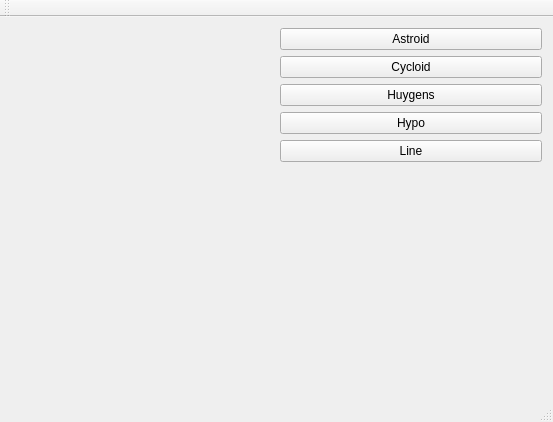
This is mainwindow.ui in ondrej2193/QtCurvesCPP as Qt 5 draws it before an edit. The edited form follows.
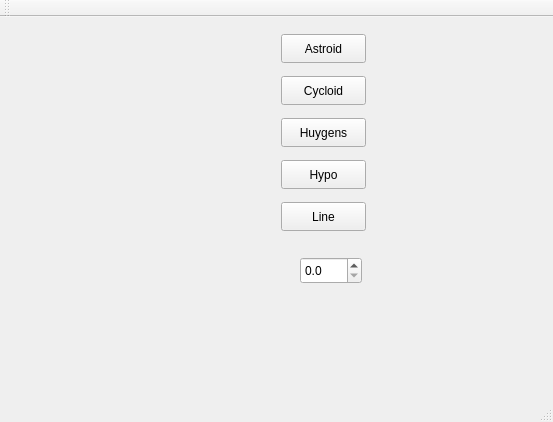
This is the edited form. Custom widgets are drawn as their Qt base class.

The edit to the form file:
```diff
--- a/mainwindow.ui
+++ b/mainwindow.ui
@@ -14,63 +14,97 @@
    <string>MainWindow</string>
   </property>
   <widget class="QWidget" name="centralWidget">
-   <layout class="QGridLayout" name="gridLayout">
-    <item row="0" column="0">
-     <widget class="RenderArea" name="renderArea" native="true"/>
-    </item>
-    <item row="0" column="1">
-     <layout class="QVBoxLayout" name="verticalLayout">
-      <item>
+   <widget class="RenderArea" name="renderArea" native="true">
+    <property name="geometry">
+     <rect>
+      <x>9</x>
+      <y>9</y>
+      <width>265</width>
+      <height>346</height>
+     </rect>
+    </property>
+   </widget>
+   <widget class="QDoubleSpinBox" name="spinScale">
+    <property name="geometry">
+     <rect>
+      <x>300</x>
+      <y>240</y>
+      <width>62</width>
+      <height>27</height>
+     </rect>
+    </property>
+    <property name="decimals">
+     <number>1</number>
+    </property>
+    <property name="singleStep">
+     <double>0.100000000000000</double>
+    </property>
+   </widget>
        <widget class="QPushButton" name="btnAstroid">
+    <property name="geometry">
+     <rect>
+      <x>281</x>
+      <y>17</y>
+      <width>85</width>
+      <height>29</height>
+     </rect>
+    </property>
         <property name="text">
          <string>Astroid</string>
         </property>
        </widget>
-      </item>
-      <item>
        <widget class="QPushButton" name="btnCycloid">
+    <property name="geometry">
+     <rect>
+      <x>281</x>
+      <y>59</y>
+      <width>85</width>
+      <height>29</height>
+     </rect>
+    </property>
         <property name="text">
          <string>Cycloid</string>
         </property>
        </widget>
-      </item>
-      <item>
        <widget class="QPushButton" name="btnHuygens">
+    <property name="geometry">
+     <rect>
+      <x>281</x>
+      <y>101</y>
+      <width>85</width>
+      <height>29</height>
+     </rect>
+    </property>
         <property name="text">
          <string>Huygens</string>
         </property>
        </widget>
-      </item>
-      <item>
        <widget class="QPushButton" name="btnHypoCycloid">
+    <property name="geometry">
+     <rect>
+      <x>281</x>
+      <y>143</y>
+      <width>85</width>
+      <height>29</height>
+     </rect>
+    </property>
         <property name="text">
          <string>Hypo</string>
         </property>
        </widget>
-      </item>
-      <item>
        <widget class="QPushButton" name="btnLine">
+    <property name="geometry">
+     <rect>
+      <x>281</x>
+      <y>185</y>
+      <width>85</width>
+      <height>29</height>
+     </rect>
+    </property>
         <property name="text">
          <string>Line</string>
         </property>
        </widget>
-      </item>
-      <item>
-       <spacer name="verticalSpacer">
-        <property name="orientation">
-         <enum>Qt::Vertical</enum>
-        </property>
-        <property name="sizeHint" stdset="0">
-         <size>
-          <width>20</width>
-          <height>40</height>
-         </size>
-        </property>
-       </spacer>
-      </item>
-     </layout>
-    </item>
-   </layout>
   </widget>
   <widget class="QMenuBar" name="menuBar">
    <property name="geometry">
```
Lines whose indentation alone changed are shown as unchanged.
